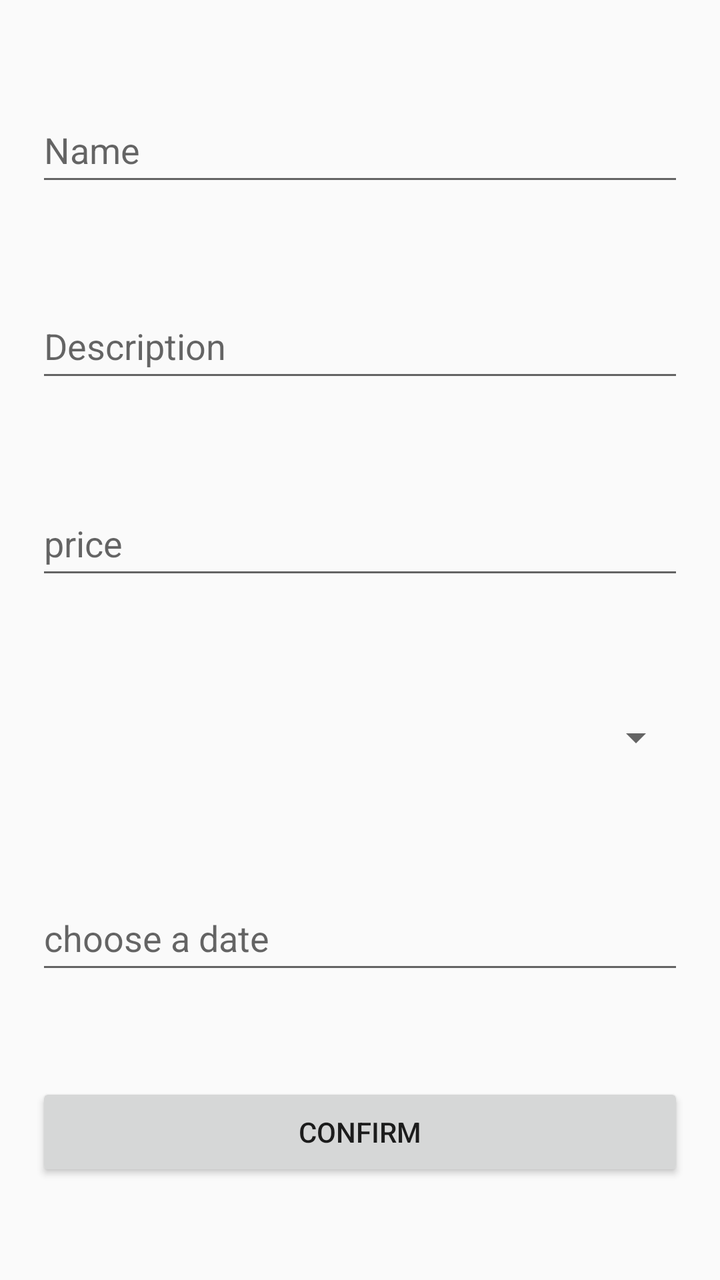
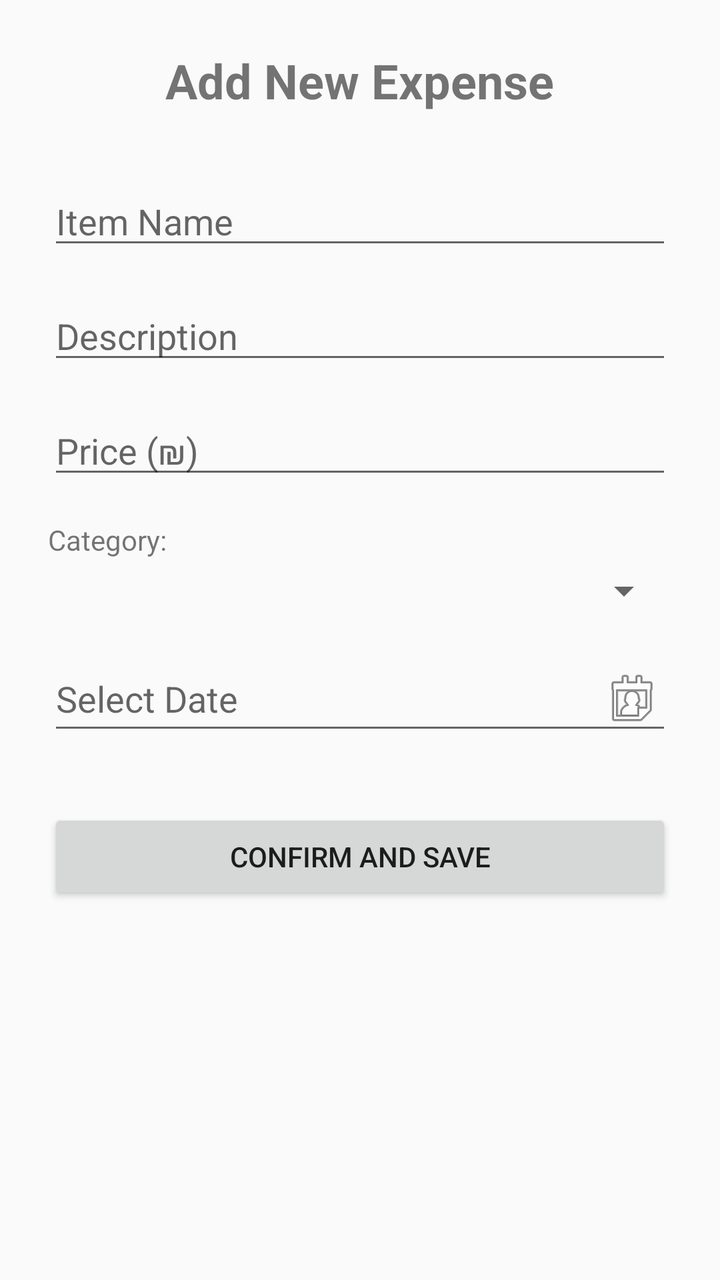

Compare the two renders of this Android layout. The source of the first and the diff that turns it into the second are given below.
<!-- AndroidManifest.xml: application theme Theme.AppCompat.DayNight.DarkActionBar -->
<!-- res/layout/activity_main.xml -->
<?xml version="1.0" encoding="utf-8"?>
<LinearLayout xmlns:android="http://schemas.android.com/apk/res/android"
    xmlns:app="http://schemas.android.com/apk/res-auto"
    xmlns:tools="http://schemas.android.com/tools"
    android:id="@+id/main"
    android:layout_width="match_parent"
    android:layout_height="match_parent"
    tools:context=".MainActivity" >

    <Space
        android:layout_width="0dp"
        android:layout_height="match_parent"
        android:layout_weight="5" />

    <LinearLayout
        android:layout_width="0dp"
        android:layout_height="match_parent"
        android:layout_weight="90"
        android:orientation="vertical">

        <Space
            android:layout_width="match_parent"
            android:layout_height="0dp"
            android:layout_weight="1" />

        <EditText
            android:id="@+id/nameEt"
            android:layout_width="match_parent"
            android:layout_height="0dp"
            android:layout_weight="1"
            android:ems="10"
            android:hint="Name"
            android:inputType="text" />

        <Space
            android:layout_width="match_parent"
            android:layout_height="0dp"
            android:layout_weight="1" />

        <EditText
            android:id="@+id/eTDesc"
            android:layout_width="match_parent"
            android:layout_height="0dp"
            android:layout_weight="1"
            android:ems="10"
            android:hint="Description"
            android:inputType="text" />

        <Space
            android:layout_width="match_parent"
            android:layout_height="0dp"
            android:layout_weight="1" />

        <EditText
            android:id="@+id/eTPrice"
            android:layout_width="match_parent"
            android:layout_height="0dp"
            android:layout_weight="1"
            android:ems="10"
            android:hint="price"
            android:inputType="numberDecimal" />

        <Space
            android:layout_width="match_parent"
            android:layout_height="0dp"
            android:layout_weight="1" />

        <Spinner
            android:id="@+id/catSpin"
            android:layout_width="match_parent"
            android:layout_height="0dp"
            android:layout_weight="1" />

        <Space
            android:layout_width="match_parent"
            android:layout_height="0dp"
            android:layout_weight="1" />

        <EditText
            android:id="@+id/dateInputEt"
            android:layout_width="match_parent"
            android:layout_height="0dp"
            android:layout_weight="1"
            android:ems="10"
            android:focusable="false"
            android:hint="choose a date"
            android:inputType="text" />

        <Space
            android:layout_width="match_parent"
            android:layout_height="0dp"
            android:layout_weight="1" />

        <Button
            android:id="@+id/button"
            android:layout_width="match_parent"
            android:layout_height="0dp"
            android:layout_weight="1"
            android:onClick="addToDb"
            android:text="confirm" />

        <Space
            android:layout_width="match_parent"
            android:layout_height="0dp"
            android:layout_weight="1" />

    </LinearLayout>

    <Space
        android:layout_width="0dp"
        android:layout_height="match_parent"
        android:layout_weight="5" />

</LinearLayout>
<!-- resources referenced by this layout -->
<resources>

</resources>

<!-- the commit's change to res/layout/activity_main.xml (unified diff, before → after) -->
@@ -2,113 +2,74 @@
 <LinearLayout xmlns:android="http://schemas.android.com/apk/res/android"
     xmlns:app="http://schemas.android.com/apk/res-auto"
     xmlns:tools="http://schemas.android.com/tools"
-    android:id="@+id/main"
     android:layout_width="match_parent"
     android:layout_height="match_parent"
-    tools:context=".MainActivity" >
+    android:orientation="vertical"
+    android:padding="24dp"
+    android:gravity="center_horizontal"
+    tools:context=".MainActivity">
 
-    <Space
-        android:layout_width="0dp"
-        android:layout_height="match_parent"
-        android:layout_weight="5" />
+    <TextView
+        android:layout_width="wrap_content"
+        android:layout_height="wrap_content"
+        android:text="Add New Expense"
+        android:textSize="24sp"
+        android:textStyle="bold"
+        android:layout_marginBottom="32dp" />
 
-    <LinearLayout
-        android:layout_width="0dp"
-        android:layout_height="match_parent"
-        android:layout_weight="90"
-        android:orientation="vertical">
+    <EditText
+        android:id="@+id/nameEt"
+        android:layout_width="match_parent"
+        android:layout_height="wrap_content"
+        android:hint="Item Name"
+        android:inputType="text"
+        android:layout_marginBottom="16dp" />
 
-        <Space
-            android:layout_width="match_parent"
-            android:layout_height="0dp"
-            android:layout_weight="1" />
+    <EditText
+        android:id="@+id/eTDesc"
+        android:layout_width="match_parent"
+        android:layout_height="wrap_content"
+        android:hint="Description"
+        android:inputType="text"
+        android:layout_marginBottom="16dp" />
 
-        <EditText
-            android:id="@+id/nameEt"
-            android:layout_width="match_parent"
-            android:layout_height="0dp"
-            android:layout_weight="1"
-            android:ems="10"
-            android:hint="Name"
-            android:inputType="text" />
+    <EditText
+        android:id="@+id/eTPrice"
+        android:layout_width="match_parent"
+        android:layout_height="wrap_content"
+        android:hint="Price (₪)"
+        android:inputType="numberDecimal"
+        android:layout_marginBottom="16dp" />
 
-        <Space
-            android:layout_width="match_parent"
-            android:layout_height="0dp"
-            android:layout_weight="1" />
+    <TextView
+        android:layout_width="match_parent"
+        android:layout_height="wrap_content"
+        android:text="Category:"
+        android:layout_marginBottom="4dp" />
 
-        <EditText
-            android:id="@+id/eTDesc"
-            android:layout_width="match_parent"
-            android:layout_height="0dp"
-            android:layout_weight="1"
-            android:ems="10"
-            android:hint="Description"
-            android:inputType="text" />
+    <Spinner
+        android:id="@+id/catSpin"
+        android:layout_width="match_parent"
+        android:layout_height="wrap_content"
+        android:layout_marginBottom="16dp" />
 
-        <Space
-            android:layout_width="match_parent"
-            android:layout_height="0dp"
-            android:layout_weight="1" />
+    <EditText
+        android:id="@+id/dateInputEt"
+        android:layout_width="match_parent"
+        android:layout_height="wrap_content"
+        android:focusable="false"
+        android:hint="Select Date"
+        android:inputType="text"
+        android:layout_marginBottom="32dp"
+        android:drawableEnd="@android:drawable/ic_menu_my_calendar" />
 
-        <EditText
-            android:id="@+id/eTPrice"
-            android:layout_width="match_parent"
-            android:layout_height="0dp"
-            android:layout_weight="1"
-            android:ems="10"
-            android:hint="price"
-            android:inputType="numberDecimal" />
 
-        <Space
-            android:layout_width="match_parent"
-            android:layout_height="0dp"
-            android:layout_weight="1" />
-
-        <Spinner
-            android:id="@+id/catSpin"
-            android:layout_width="match_parent"
-            android:layout_height="0dp"
-            android:layout_weight="1" />
-
-        <Space
-            android:layout_width="match_parent"
-            android:layout_height="0dp"
-            android:layout_weight="1" />
-
-        <EditText
-            android:id="@+id/dateInputEt"
-            android:layout_width="match_parent"
-            android:layout_height="0dp"
-            android:layout_weight="1"
-            android:ems="10"
-            android:focusable="false"
-            android:hint="choose a date"
-            android:inputType="text" />
-
-        <Space
-            android:layout_width="match_parent"
-            android:layout_height="0dp"
-            android:layout_weight="1" />
-
-        <Button
-            android:id="@+id/button"
-            android:layout_width="match_parent"
-            android:layout_height="0dp"
-            android:layout_weight="1"
-            android:onClick="addToDb"
-            android:text="confirm" />
-
-        <Space
-            android:layout_width="match_parent"
-            android:layout_height="0dp"
-            android:layout_weight="1" />
-
-    </LinearLayout>
-
-    <Space
-        android:layout_width="0dp"
-        android:layout_height="match_parent"
-        android:layout_weight="5" />
+    <Button
+        android:id="@+id/button"
+        android:layout_width="match_parent"
+        android:layout_height="wrap_content"
+        android:onClick="addToDb"
+        android:text="Confirm and Save"
+        android:padding="12dp" />
 
 </LinearLayout>
